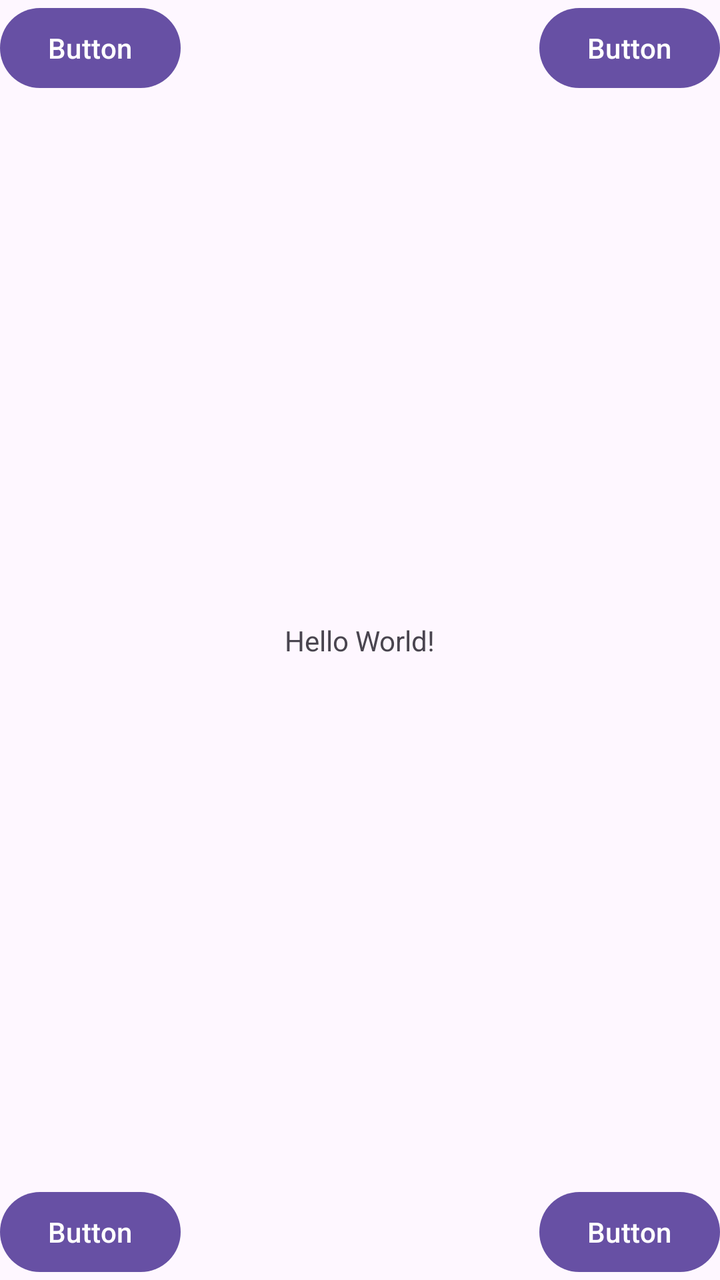
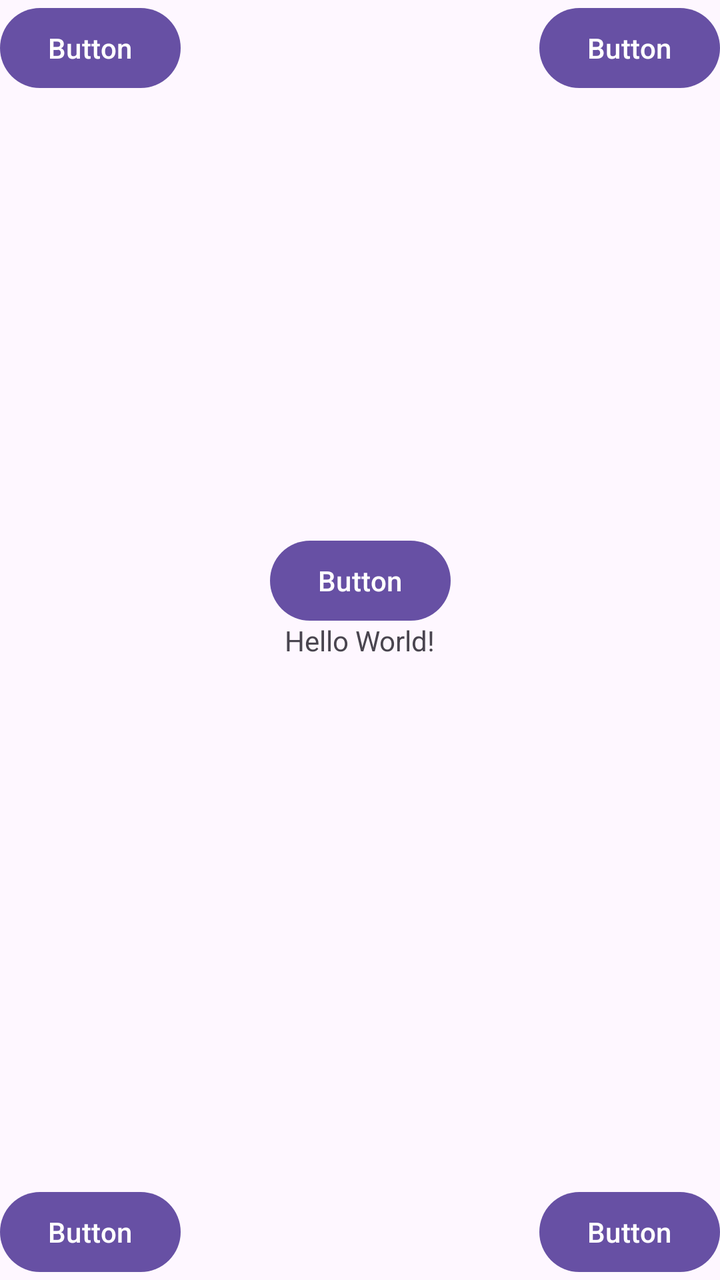

The first picture is an Android layout as it rendered before a commit; the second is the same layout after the commit. The layout source and the unified diff follow.
<!-- AndroidManifest.xml: application theme Theme.ConstraintLayout -->
<!-- res/layout/activity_main.xml -->
<?xml version="1.0" encoding="utf-8"?>
<androidx.constraintlayout.widget.ConstraintLayout xmlns:android="http://schemas.android.com/apk/res/android"
    xmlns:app="http://schemas.android.com/apk/res-auto"
    xmlns:tools="http://schemas.android.com/tools"
    android:id="@+id/main"
    android:layout_width="match_parent"
    android:layout_height="match_parent"
    tools:context=".MainActivity">

    <TextView
        android:layout_width="wrap_content"
        android:layout_height="wrap_content"
        android:text="Hello World!"
        app:layout_constraintBottom_toBottomOf="parent"
        app:layout_constraintEnd_toEndOf="parent"
        app:layout_constraintStart_toStartOf="parent"
        app:layout_constraintTop_toTopOf="parent" />

    <Button
        android:id="@+id/button"
        android:layout_width="wrap_content"
        android:layout_height="wrap_content"
        android:text="Button"
        app:layout_constraintEnd_toEndOf="parent"
        app:layout_constraintTop_toTopOf="parent" />

    <Button
        android:id="@+id/button2"
        android:layout_width="wrap_content"
        android:layout_height="wrap_content"
        android:text="Button"
        app:layout_constraintStart_toStartOf="parent"
        app:layout_constraintTop_toTopOf="parent" />

    <Button
        android:id="@+id/button3"
        android:layout_width="wrap_content"
        android:layout_height="wrap_content"
        android:text="Button"
        app:layout_constraintBottom_toBottomOf="parent"
        app:layout_constraintStart_toStartOf="parent" />

    <Button
        android:id="@+id/button4"
        android:layout_width="wrap_content"
        android:layout_height="wrap_content"
        android:text="Button"
        app:layout_constraintBottom_toBottomOf="parent"
        app:layout_constraintEnd_toEndOf="parent" />

</androidx.constraintlayout.widget.ConstraintLayout>
<!-- resources referenced by this layout -->
<resources>
  <style name="Theme.ConstraintLayout" parent="Base.Theme.ConstraintLayout" />
  <style name="Base.Theme.ConstraintLayout" parent="Theme.Material3.DayNight.NoActionBar">
          
          
      </style>
</resources>

<!-- the commit's change to res/layout/activity_main.xml (unified diff, before → after) -->
@@ -48,4 +48,15 @@
         app:layout_constraintBottom_toBottomOf="parent"
         app:layout_constraintEnd_toEndOf="parent" />
 
+    <Button
+        android:id="@+id/button5"
+        android:layout_width="wrap_content"
+        android:layout_height="wrap_content"
+        android:text="Button"
+        app:layout_constraintBottom_toBottomOf="parent"
+        app:layout_constraintEnd_toEndOf="parent"
+        app:layout_constraintStart_toStartOf="parent"
+        app:layout_constraintTop_toTopOf="parent"
+        app:layout_constraintVertical_bias="0.45" />
+
 </androidx.constraintlayout.widget.ConstraintLayout>
